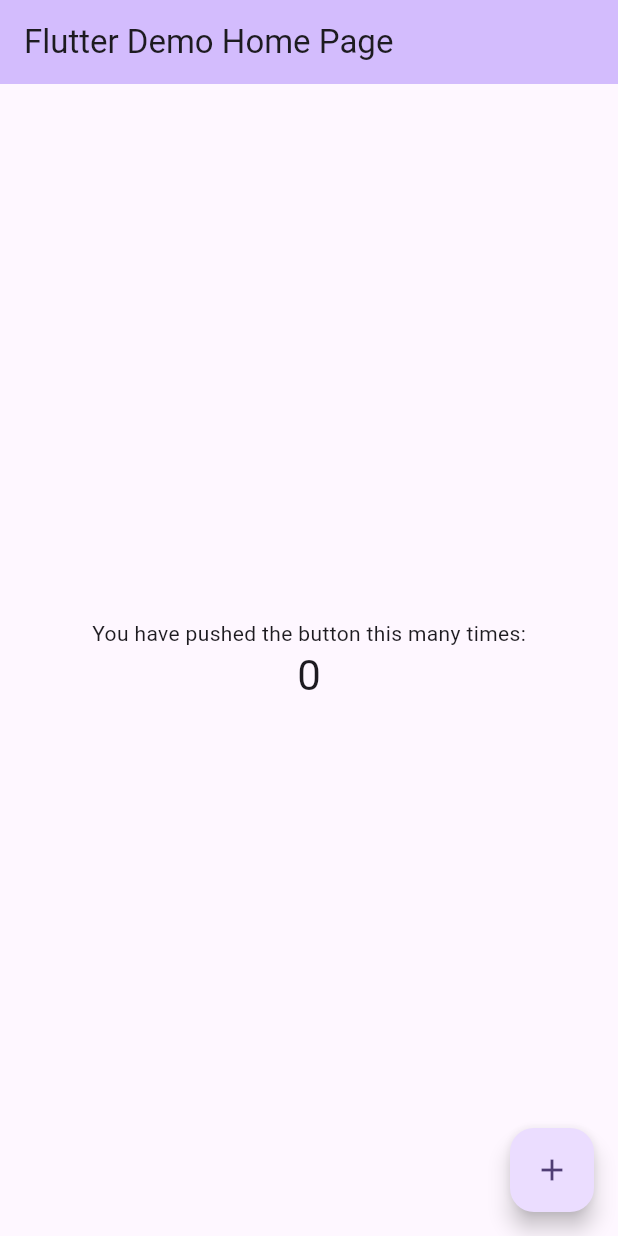
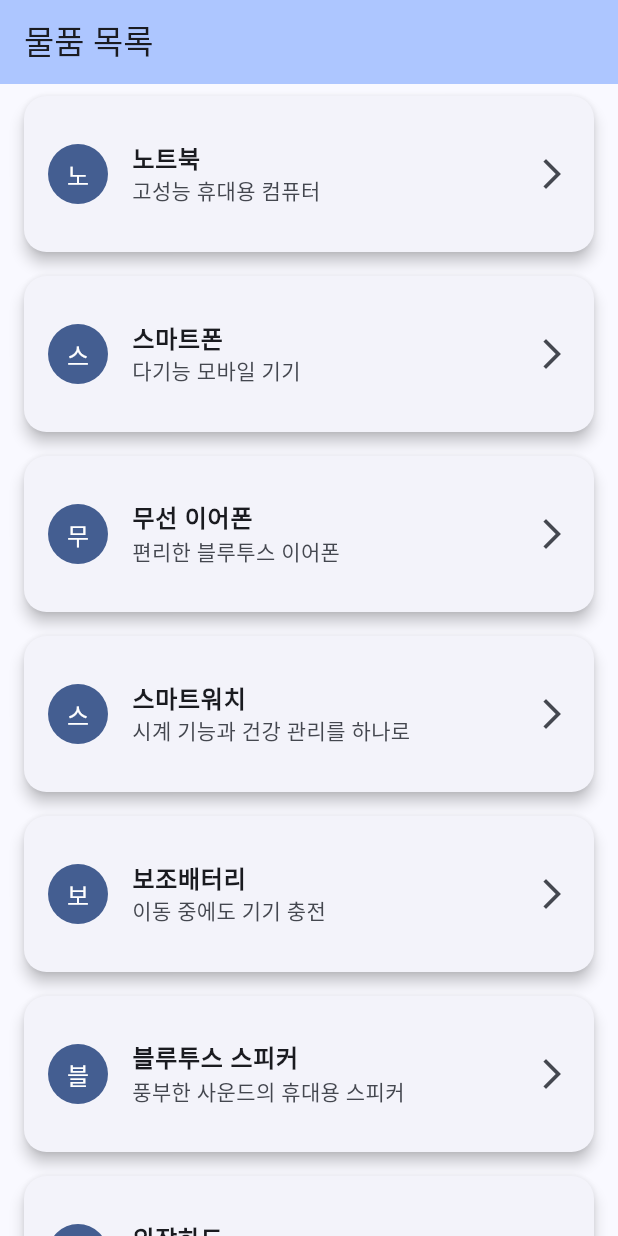
Before and after one commit to VibeCloudX/second-hands, a Flutter app: the screen it shows after launch, on a phone screen of 412 x 824 dp. Run offline on Flutter 3.47's test engine with Material 3 defaults, Android fonts, the phone set to English and light mode, and no system bars.

Commit message:
물품 샘플 리스트를 메인화면에 보여주기 (#2)

```diff
--- a/lib/main.dart
+++ b/lib/main.dart
@@ -7,45 +7,21 @@ void main() {
 class MyApp extends StatelessWidget {
   const MyApp({super.key});
 
-  // This widget is the root of your application.
   @override
   Widget build(BuildContext context) {
     return MaterialApp(
-      title: 'Flutter Demo',
+      title: '물품 목록',
       theme: ThemeData(
-        // This is the theme of your application.
-        //
-        // TRY THIS: Try running your application with "flutter run". You'll see
-        // the application has a purple toolbar. Then, without quitting the app,
-        // try changing the seedColor in the colorScheme below to Colors.green
-        // and then invoke "hot reload" (save your changes or press the "hot
-        // reload" button in a Flutter-supported IDE, or press "r" if you used
-        // the command line to start the app).
-        //
-        // Notice that the counter didn't reset back to zero; the application
-        // state is not lost during the reload. To reset the state, use hot
-        // restart instead.
-        //
-        // This works for code too, not just values: Most code changes can be
-        // tested with just a hot reload.
-        colorScheme: ColorScheme.fromSeed(seedColor: Colors.deepPurple),
+        colorScheme: ColorScheme.fromSeed(seedColor: Colors.blueAccent),
+        useMaterial3: true,
       ),
-      home: const MyHomePage(title: 'Flutter Demo Home Page'),
+      home: const MyHomePage(title: '물품 목록'),
     );
   }
 }
 
 class MyHomePage extends StatefulWidget {
   const MyHomePage({super.key, required this.title});
-
-  // This widget is the home page of your application. It is stateful, meaning
-  // that it has a State object (defined below) that contains fields that affect
-  // how it looks.
-
-  // This class is the configuration for the state. It holds the values (in this
-  // case the title) provided by the parent (in this case the App widget) and
-  // used by the build method of the State. Fields in a Widget subclass are
-  // always marked "final".
 
   final String title;
 
@@ -54,69 +30,58 @@ class MyHomePage extends StatefulWidget {
 }
 
 class _MyHomePageState extends State<MyHomePage> {
-  int _counter = 0;
-
-  void _incrementCounter() {
-    setState(() {
-      // This call to setState tells the Flutter framework that something has
-      // changed in this State, which causes it to rerun the build method below
-      // so that the display can reflect the updated values. If we changed
-      // _counter without calling setState(), then the build method would not be
-      // called again, and so nothing would appear to happen.
-      _counter++;
-    });
-  }
+  final List<Map<String, String>> _items = [
+    {'name': '노트북', 'description': '고성능 휴대용 컴퓨터'},
+    {'name': '스마트폰', 'description': '다기능 모바일 기기'},
+    {'name': '무선 이어폰', 'description': '편리한 블루투스 이어폰'},
+    {'name': '스마트워치', 'description': '시계 기능과 건강 관리를 하나로'},
+    {'name': '보조배터리', 'description': '이동 중에도 기기 충전'},
+    {'name': '블루투스 스피커', 'description': '풍부한 사운드의 휴대용 스피커'},
+    {'name': '외장하드', 'description': '대용량 파일 저장 장치'},
+    {'name': '키보드', 'description': '인체공학적 디자인의 기계식 키보드'},
+    {'name': '마우스', 'description': '정밀한 컨트롤이 가능한 게이밍 마우스'},
+    {'name': '태블릿', 'description': '엔터테인먼트와 작업을 위한 대화면 기기'},
+  ];
 
   @override
   Widget build(BuildContext context) {
-    // This method is rerun every time setState is called, for instance as done
-    // by the _incrementCounter method above.
-    //
-    // The Flutter framework has been optimized to make rerunning build methods
-    // fast, so that you can just rebuild anything that needs updating rather
-    // than having to individually change instances of widgets.
     return Scaffold(
       appBar: AppBar(
-        // TRY THIS: Try changing the color here to a specific color (to
-        // Colors.amber, perhaps?) and trigger a hot reload to see the AppBar
-        // change color while the other colors stay the same.
         backgroundColor: Theme.of(context).colorScheme.inversePrimary,
-        // Here we take the value from the MyHomePage object that was created by
-        // the App.build method, and use it to set our appbar title.
         title: Text(widget.title),
       ),
-      body: Center(
-        // Center is a layout widget. It takes a single child and positions it
-        // in the middle of the parent.
-        child: Column(
-          // Column is also a layout widget. It takes a list of children and
-          // arranges them vertically. By default, it sizes itself to fit its
-          // children horizontally, and tries to be as tall as its parent.
-          //
-          // Column has various properties to control how it sizes itself and
-          // how it positions its children. Here we use mainAxisAlignment to
-          // center the children vertically; the main axis here is the vertical
-          // axis because Columns are vertical (the cross axis would be
-          // horizontal).
-          //
-          // TRY THIS: Invoke "debug painting" (choose the "Toggle Debug Paint"
-          // action in the IDE, or press "p" in the console), to see the
-          // wireframe for each widget.
-          mainAxisAlignment: MainAxisAlignment.center,
-          children: <Widget>[
-            const Text('You have pushed the button this many times:'),
-            Text(
-              '$_counter',
-              style: Theme.of(context).textTheme.headlineMedium,
+      body: ListView.builder(
+        itemCount: _items.length,
+        itemBuilder: (context, index) {
+          final item = _items[index];
+          return Card(
+            margin: const EdgeInsets.symmetric(vertical: 8.0, horizontal: 16.0),
+            elevation: 4,
+            shape: RoundedRectangleBorder(
+              borderRadius: BorderRadius.circular(15.0),
             ),
-          ],
-        ),
+            child: ListTile(
+              contentPadding: const EdgeInsets.all(16.0),
+              leading: CircleAvatar(
+                backgroundColor: Theme.of(context).colorScheme.primary,
+                child: Text(
+                  item['name']![0],
+                  style: const TextStyle(color: Colors.white),
+                ),
+              ),
+              title: Text(
+                item['name']!,
+                style: const TextStyle(fontWeight: FontWeight.bold),
+              ),
+              subtitle: Text(item['description']!),
+              trailing: const Icon(Icons.arrow_forward_ios),
+              onTap: () {
+                // 아이템 탭 시 동작 (예: 상세 페이지로 이동)
+              },
+            ),
+          );
+        },
       ),
-      floatingActionButton: FloatingActionButton(
-        onPressed: _incrementCounter,
-        tooltip: 'Increment',
-        child: const Icon(Icons.add),
-      ), // This trailing comma makes auto-formatting nicer for build methods.
     );
   }
 }
```
